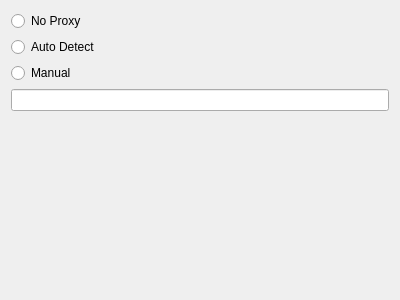
Qt form src/SettingNetworkForm.ui (soramimi/Guitar) before a commit.
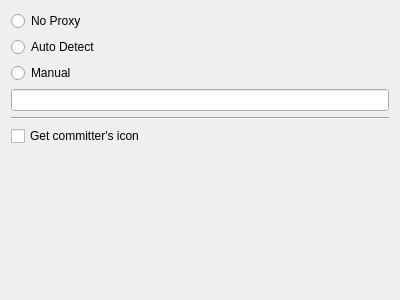
The same form after that commit.

The edit to the form file:
```diff
--- a/src/SettingNetworkForm.ui
+++ b/src/SettingNetworkForm.ui
@@ -38,6 +38,20 @@
    <item>
     <widget class="QLineEdit" name="lineEdit_proxy_server"/>
    </item>
+   <item>
+    <widget class="Line" name="line">
+     <property name="orientation">
+      <enum>Qt::Horizontal</enum>
+     </property>
+    </widget>
+   </item>
+   <item>
+    <widget class="QCheckBox" name="checkBox_get_committer_icon">
+     <property name="text">
+      <string>Get committer's icon</string>
+     </property>
+    </widget>
+   </item>
    <item>
     <spacer name="verticalSpacer">
      <property name="orientation">
```
